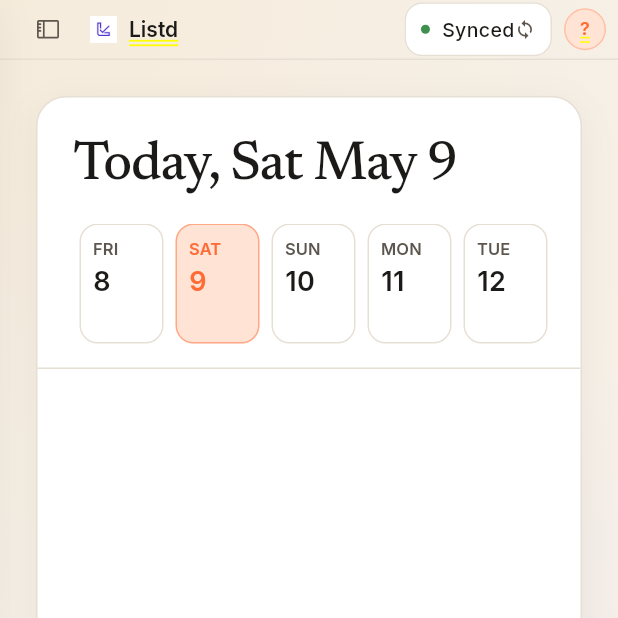
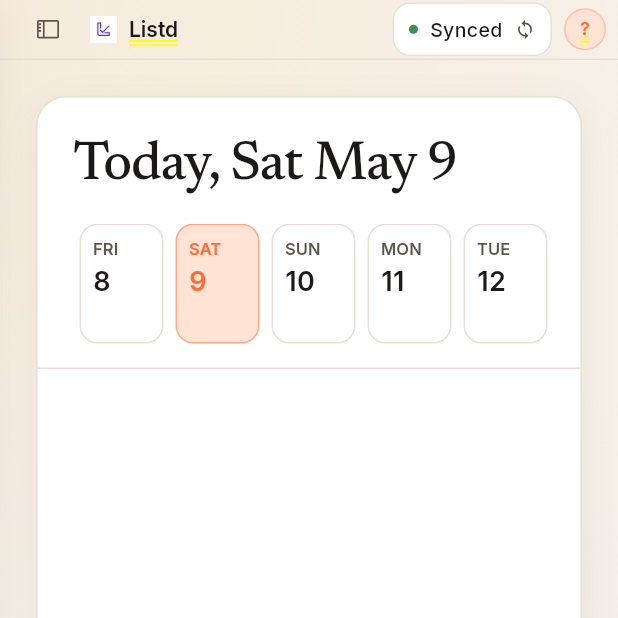
Before and after one commit to azrim/listd, a Flutter app: the screen it shows once a user with an empty profile is signed in, on a phone screen of 412 x 824 dp, the top half of it. Run offline on Flutter 3.47's test engine with Material 3 defaults, Android fonts, the phone set to English and light mode, and no system bars; our stand-ins replace drift, drift_flutter, flutter_animate, flutter_riverpod, flutter_secure_storage, go_router and 4 more; accounts and stored records are empty; generated files the repository leaves out were written again; statements that could not run were skipped.

Commit message:
fix(2027): SyncStatusPill no longer requires bounded width
When the pill renders inside the TopBar's Row (which uses Spacer to push it right), the Row passes unbounded width to its non-flex children. The pill's inner Row was using Expanded around the label, which exploded layout with 'RenderFlex children have non-zero flex but incoming width constraints are unbounded'.

Make the pill content-sized: mainAxisSize.min on the inner Row, replace Expanded with Flexible(softWrap:false, ellipsis), and add an explicit 8 px gap before the trailing icon so the spacing stays correct. Sidebar usages (which mount the pill inside a Column with bounded width) still render identically because Flexible with a bounded parent collapses to its child's intrinsic width.

```diff
--- a/lib/widgets/sync_status_pill.dart
+++ b/lib/widgets/sync_status_pill.dart
@@ -6,9 +6,13 @@ import '../providers/sync_provider.dart';
 import '../theme/app_colors.dart';
 import '../theme/app_theme.dart';
 
-/// Compact sync status pill — 32 px tall, hairline border, full width
-/// of its parent. Renders one of four states with a 6 px functional
-/// dot (success / warning / error / accent for in-flight) plus a
+/// Compact sync status pill — 32 px tall, hairline border, sized to
+/// its content (it must work both in the 2027 top bar `Row` — where
+/// the parent constraint is unbounded — and in the legacy sidebar
+/// column — where the pill simply takes its natural width).
+///
+/// Renders one of four states with a 6 px functional dot
+/// (success / warning / error / accent for in-flight) plus a
 /// trailing `sync` glyph or a 14 px spinner. Tap fires
 /// `syncStateProvider.notifier.syncNow()`.
 class SyncStatusPill extends ConsumerWidget {
@@ -40,6 +44,7 @@ class SyncStatusPill extends ConsumerWidget {
               border: Border.all(color: scheme.outlineVariant),
             ),
             child: Row(
+              mainAxisSize: MainAxisSize.min,
               children: [
                 if (state.isSyncing)
                   SizedBox(
@@ -60,7 +65,7 @@ class SyncStatusPill extends ConsumerWidget {
                     ),
                   ),
                 const SizedBox(width: 8),
-                Expanded(
+                Flexible(
                   child: Text(
                     label,
                     style: GoogleFonts.inter(
@@ -70,8 +75,10 @@ class SyncStatusPill extends ConsumerWidget {
                       color: scheme.onSurface,
                     ),
                     overflow: TextOverflow.ellipsis,
+                    softWrap: false,
                   ),
                 ),
+                const SizedBox(width: 8),
                 if (!state.isSyncing)
                   Icon(Icons.sync, size: 14, color: scheme.onSurfaceVariant),
               ],
```
